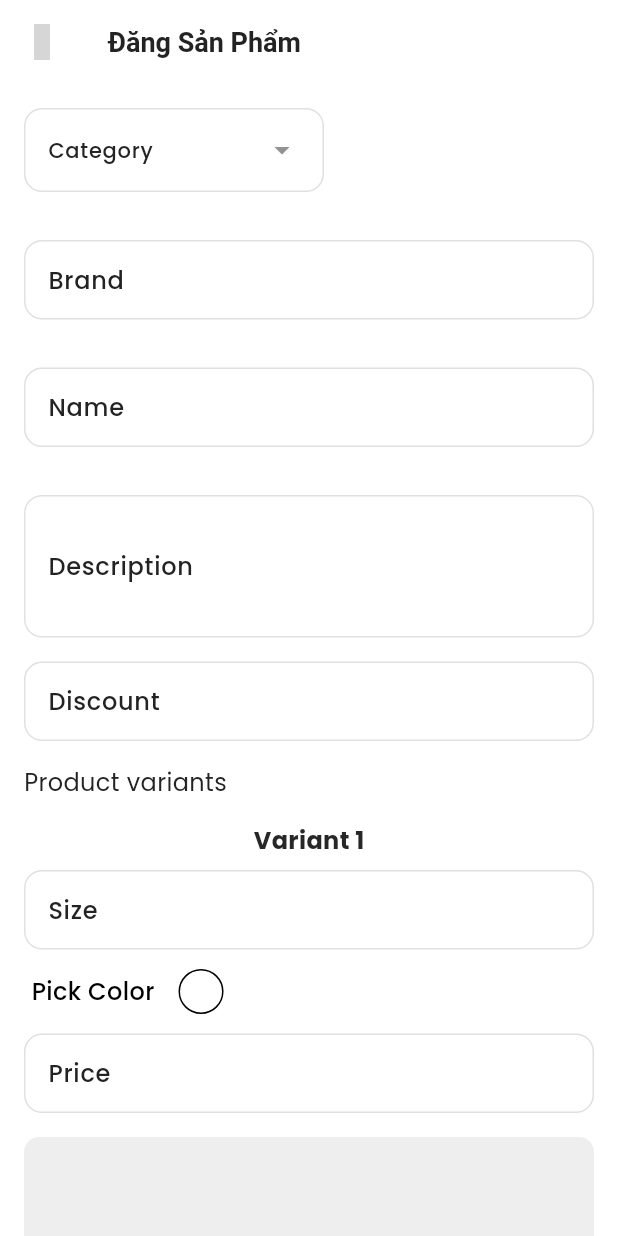
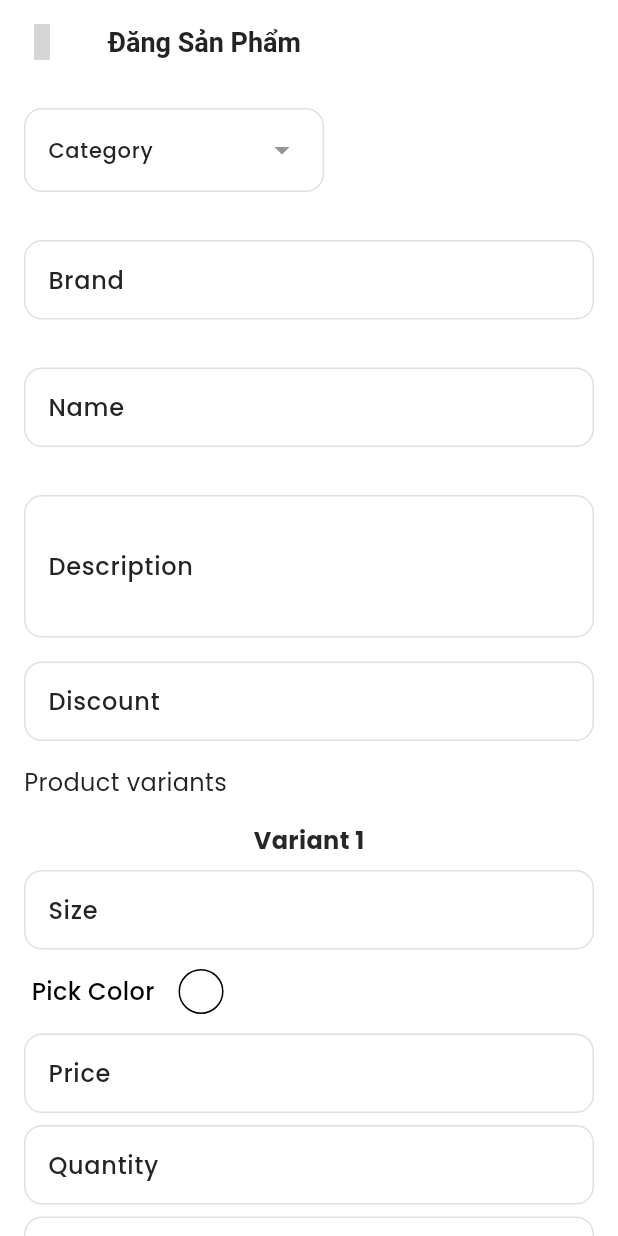
Before and after one commit to ngodanghuy162/ecommerceAppByFlutter, a Flutter app: the SellProductScreen screen opened directly, after a tap on "Add Variant", on a phone screen of 412 x 824 dp. Run offline on Flutter 3.47's test engine with Material 3 defaults, Android fonts, the phone set to English and light mode, and no system bars; our stand-ins replace cached_network_image, carousel_slider, cloud_firestore, contained_tab_bar_view, firebase_auth, firebase_core and 16 more; missing offline and left inert: dart:ffi, flutter_facebook_auth, flutter_google_places_hoc081098, flutter_paypal, google_api_headers, google_maps_webservice; accounts and stored records are empty; grey boxes are pictures that could not be loaded.

Commit message:
fix model

```diff
--- a/ecommerce_app_mobile/lib/Service/Model/user_model.dart
+++ b/ecommerce_app_mobile/lib/Service/Model/user_model.dart
@@ -60,9 +60,9 @@ class UserModel {
         wishlist: List<DocumentReference>.from(data?['wishlist'] ?? []),
         voucher: Map<String, List<String>>.from(data?['voucher'] ?? {}),
         cart: List<Map<String, dynamic>>.from(data?['cart'] ?? []),
-        totalIncome: data?['totalIncome'] ?? 0,
+        totalIncome: data?['totalIncome'] * 1.0 ?? 0.0,
         bankAccount: data?['bankAccount'] ?? '',
-        totalConsumption: data?['totalConsumption'] ?? 0,
+        totalConsumption: data?['totalConsumption'] * 1.0 ?? 0.0,
         avatar_imgURL: data?['avatar_imgURL']);
   }
 
--- a/ecommerce_app_mobile/lib/features/shop/models/product_model/product_model.dart
+++ b/ecommerce_app_mobile/lib/features/shop/models/product_model/product_model.dart
@@ -9,6 +9,7 @@ class ProductModel {
   final String product_category_id;
   final List<dynamic>? rating;
   final List<dynamic>? variants_path;
+  final bool popular;
 
   ProductModel({
     this.id,
@@ -19,6 +20,7 @@ class ProductModel {
     required this.product_category_id,
     this.rating,
     required this.variants_path,
+    this.popular = false,
   });
 
   toJson() {
@@ -31,6 +33,7 @@ class ProductModel {
       'product_category_id': product_category_id,
       'rating': rating,
       'variants': variants_path,
+      'popular' : popular
     };
   }
 
@@ -46,6 +49,7 @@ class ProductModel {
       product_category_id: data['product_category_id'],
       rating: data['rating'],
       variants_path: data['variants_path'],
+      popular: data['popular']
     );
   }
 }
--- a/ecommerce_app_mobile/lib/features/shop/models/product_model/product_variant_model.dart
+++ b/ecommerce_app_mobile/lib/features/shop/models/product_model/product_variant_model.dart
@@ -6,6 +6,8 @@ class ProductVariantModel {
   late String color;
   late double price;
   late String imageURL;
+  late int quantity;
+  late String descriptionVariant;
 
   ProductVariantModel({
     this.id,
@@ -13,6 +15,8 @@ class ProductVariantModel {
     required this.color,
     required this.price,
     required this.imageURL,
+    required this.quantity,
+    required this.descriptionVariant,
   });
 
   toJson() {
@@ -21,6 +25,8 @@ class ProductVariantModel {
       'color': color,
       'price': price,
       'imageURL': imageURL,
+      'quantity': quantity,
+      'descriptionVariant': descriptionVariant,
     };
   }
 
@@ -33,6 +39,8 @@ class ProductVariantModel {
       color: data['color'],
       price: data['price'] + 0.0,
       imageURL: data['imageURL'],
+      quantity: data['quantity'],
+      descriptionVariant: data['descriptionVariant'],
     );
   }
 }
--- a/ecommerce_app_mobile/lib/features/shop/screens/sell_product/sell_product.dart
+++ b/ecommerce_app_mobile/lib/features/shop/screens/sell_product/sell_product.dart
@@ -29,6 +29,7 @@ class _SellProductScreenState extends State<SellProductScreen> {
   List<String> imageList_url = [];
   String description = '';
   int discount = 0;
+  int quantity = 0;
   String name = '';
   List<ProductVariantModel> variants = [];
   List<String> variants_path = [];
@@ -118,7 +119,7 @@ class _SellProductScreenState extends State<SellProductScreen> {
                       .toRadixString(16)
                       .substring(2)
                       .toUpperCase(); // Lưu mã màu dưới dạng HEX
-                  print(variantIndex);
+                  //print(variantIndex);
                   print(variants[variantIndex].color);
                 });
                 Navigator.of(context).pop();
@@ -327,6 +328,31 @@ class _SellProductScreenState extends State<SellProductScreen> {
                         },
                         keyboardType: TextInputType.number,
                       ),
+                      const SizedBox(height: 8),
+                      TextField(
+                        decoration: const InputDecoration(
+                          labelText: 'Quantity',
+                          border: OutlineInputBorder(),
+                        ),
+                        onChanged: (value) {
+                          setState(() {
+                            variants[index].quantity = int.parse(value);
+                          });
+                        },
+                        keyboardType: TextInputType.number,
+                      ),
+                      const SizedBox(height: 8),
+                      TextField(
+                        decoration: const InputDecoration(
+                          labelText: 'Variant Description',
+                          border: OutlineInputBorder(),
+                        ),
+                        onChanged: (value) {
+                          setState(() {
+                            variants[index].descriptionVariant = value;
+                          });
+                        },
+                      ),
                       const SizedBox(height: 16),
                       GestureDetector(
                         onTap: _pickImage,
@@ -365,7 +391,7 @@ class _SellProductScreenState extends State<SellProductScreen> {
                   setState(() {
                     // Add an empty variant when the button is pressed
                     variants.add(ProductVariantModel(
-                        size: '', color: '', price: 0.0, imageURL: '', id: ''));
+                        size: '', color: '', price: 0.0, imageURL: '', id: '', quantity: 0, descriptionVariant: ''));
                     _imageList.add(null);
                   });
                 },
--- a/ecommerce_app_mobile/lib/navigation_menu.dart
+++ b/ecommerce_app_mobile/lib/navigation_menu.dart
@@ -1,5 +1,6 @@
 import 'package:ecommerce_app_mobile/features/personalization/screens/settings/settings_screen.dart';
 import 'package:ecommerce_app_mobile/features/shop/screens/home/home.dart';
+import 'package:ecommerce_app_mobile/features/shop/screens/sell_product/sell_product.dart';
 import 'package:ecommerce_app_mobile/features/shop/screens/store/store.dart';
 import 'package:ecommerce_app_mobile/features/shop/screens/wishlist/wishlist_screen.dart';
 import 'package:ecommerce_app_mobile/utils/constants/colors.dart';
@@ -55,7 +56,8 @@ class NavigationController extends GetxController {
   }
 
   final screens = [
-    HomeScreen(),
+    //HomeScreen(),
+    SellProductScreen(),
     StoreScreen(),
     const WishlistScreen(),
     SettingsScreen()
```
Also changed, not shown: ecommerce_app_mobile/lib/features/shop/screens/product_reviews/product_reviews.dart (+5 -6 lines), ecommerce_app_mobile/pubspec.lock.
